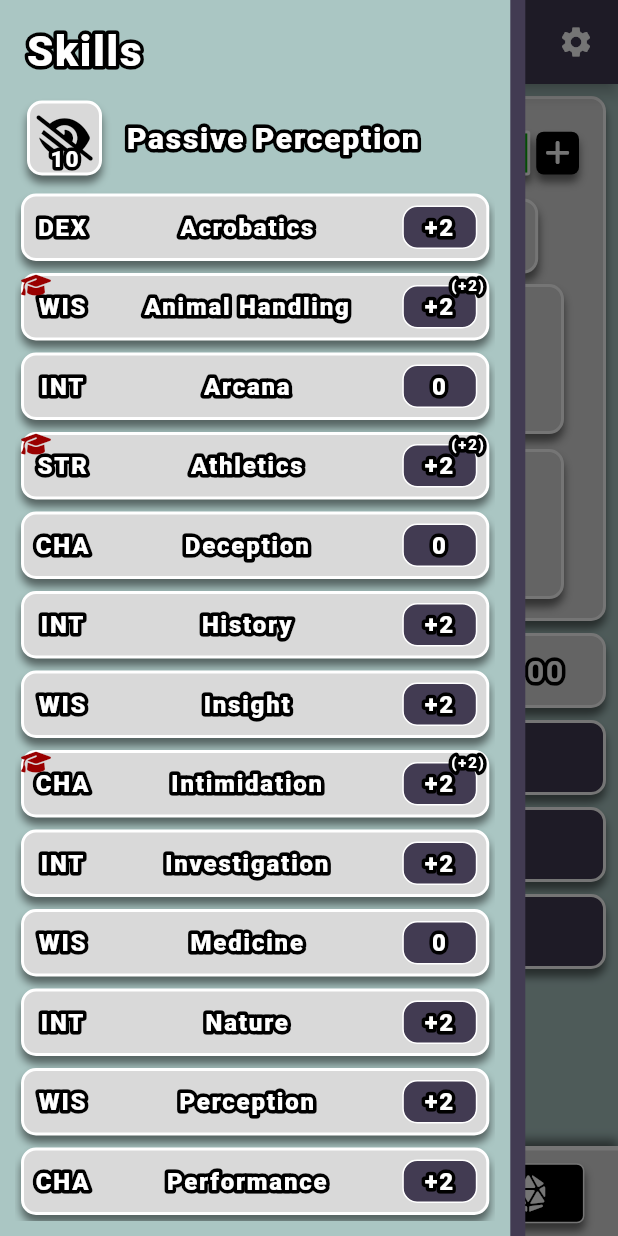
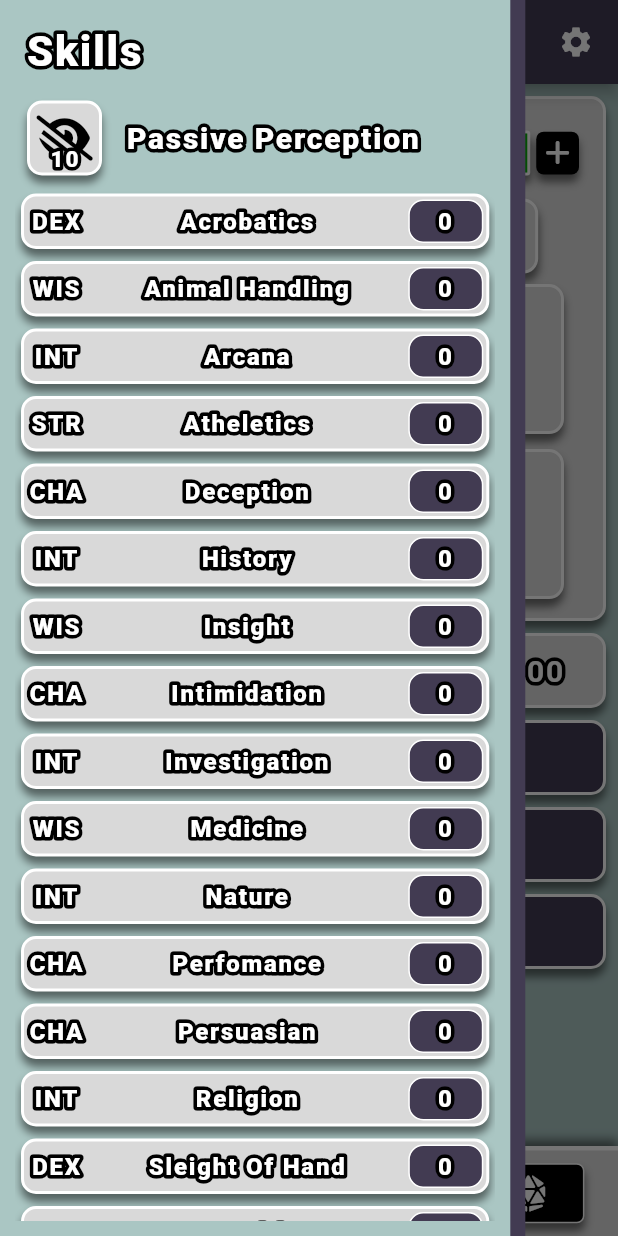
Before and after one commit to dompetriella/Player-Watchtower, a Flutter app: the screen it shows after launch, with the side drawer open, on a phone screen of 412 x 824 dp. Run offline on Flutter 3.47's test engine with Material 2 defaults, Android fonts, the phone set to English and light mode, and no system bars; drawn by our look-alikes of bordered_text; our stand-ins replace flutter_inset_box_shadow, flutter_riverpod, font_awesome_flutter, freezed_annotation, hexcolor.

Commit message:
implemented skills to the skill drawer

```diff
--- a/lib/models/player.dart
+++ b/lib/models/player.dart
@@ -28,8 +28,38 @@ class Player with _$Player {
     @Default(10) int intellegence,
     @Default(10) int wisdom,
     @Default(10) int charisma,
-    // @Default(PlayerSkill(skillName: 'acrobatics', skillType: 'strength'))
-    //     acrobatics,
+    @Default(PlayerSkill(skillName: 'acrobatics', skillType: 'dexterity'))
+        acrobatics,
+    @Default(PlayerSkill(skillName: 'animalHandling', skillType: 'wisdom'))
+        animalHandling,
+    @Default(PlayerSkill(skillName: 'arcana', skillType: 'intellegence'))
+        arcana,
+    @Default(PlayerSkill(skillName: 'atheletics', skillType: 'strength'))
+        atheletics,
+    @Default(PlayerSkill(skillName: 'deception', skillType: 'charisma'))
+        deception,
+    @Default(PlayerSkill(skillName: 'history', skillType: 'intellgence'))
+        history,
+    @Default(PlayerSkill(skillName: 'insight', skillType: 'wisdom')) insight,
+    @Default(PlayerSkill(skillName: 'intimidation', skillType: 'charisma'))
+        intimidation,
+    @Default(PlayerSkill(skillName: 'investigation', skillType: 'intellegence'))
+        investigation,
+    @Default(PlayerSkill(skillName: 'medicine', skillType: 'wisdom')) medicine,
+    @Default(PlayerSkill(skillName: 'nature', skillType: 'intellegence'))
+        nature,
+    @Default(PlayerSkill(skillName: 'perception', skillType: 'wisdom'))
+        perception,
+    @Default(PlayerSkill(skillName: 'perfomance', skillType: 'charisma'))
+        perfomance,
+    @Default(PlayerSkill(skillName: 'persuasian', skillType: 'charisma'))
+        persuasian,
+    @Default(PlayerSkill(skillName: 'religion', skillType: 'intellegence'))
+        religion,
+    @Default(PlayerSkill(skillName: 'sleightOfHand', skillType: 'dexterity'))
+        sleightOfHand,
+    @Default(PlayerSkill(skillName: 'stealth', skillType: 'dexterity')) stealth,
+    @Default(PlayerSkill(skillName: 'survival', skillType: 'wisdom')) survival,
   }) = _Player;
 
   factory Player.fromJson(Map<String, dynamic> json) => _$PlayerFromJson(json);
--- a/lib/models/playerSkill.dart
+++ b/lib/models/playerSkill.dart
@@ -9,6 +9,7 @@ class PlayerSkill with _$PlayerSkill {
   const factory PlayerSkill({
     required String skillName,
     required String skillType,
+    @Default(0) int skillModifier,
     @Default(false) bool isProficient,
     @Default(true) bool autoCalculated,
   }) = _PlayerSkill;
--- a/lib/pages/QuickSelect/components/base_card.dart
+++ b/lib/pages/QuickSelect/components/base_card.dart
@@ -33,9 +33,11 @@ class BaseCard extends ConsumerWidget {
               child: Row(
                 mainAxisAlignment: MainAxisAlignment.spaceBetween,
                 children: [
-                  FaIcon(
-                    FontAwesomeIcons.cloud,
-                    size: 40,
+                  GestureDetector(
+                    child: FaIcon(
+                      FontAwesomeIcons.cloud,
+                      size: 40,
+                    ),
                   ),
                   HealthBarWithButtons(
                     healthbarWidth: 220,
--- a/lib/pages/QuickSelect/drawer/skill.dart
+++ b/lib/pages/QuickSelect/drawer/skill.dart
@@ -2,23 +2,54 @@ import 'package:flutter/material.dart';
 import 'package:flutter_riverpod/flutter_riverpod.dart';
 import 'package:font_awesome_flutter/font_awesome_flutter.dart';
 import 'package:player_watchtower/global_components/stroke_text.dart';
+import 'package:player_watchtower/models/playerSkill.dart';
 import 'package:player_watchtower/providers/theme.dart';
 
+import '../../../functions/calculations.dart';
+import '../../../providers/page.dart';
+import '../../../providers/player.dart';
+
 class Skill extends ConsumerWidget {
-  final String skillType;
-  final String text;
-  final String modifier;
-  final bool isProficient;
-  const Skill({
-    super.key,
-    required this.skillType,
-    required this.modifier,
-    required this.text,
-    this.isProficient = false,
-  });
+  final PlayerSkill playerSkill;
+  const Skill({super.key, required this.playerSkill});
 
   @override
   Widget build(BuildContext context, WidgetRef ref) {
+    String formatSkillTypeString(String skillType) {
+      return skillType.substring(0, 3).toUpperCase();
+    }
+
+    String formatSkillNameString(String text) {
+      return text.replaceAllMapped(RegExp(r'^([a-z])|[A-Z]'),
+          (Match m) => m[1] == null ? " ${m[0]}" : m[1]!.toUpperCase());
+    }
+
+    String formatSkillModifierString(PlayerSkill skill) {
+      if (ref.watch(autoCalculate)) {
+        switch (skill.skillType) {
+          case 'strength':
+            return displayValue(
+                getAbilityScoreModifier(ref.watch(playerProvider).strength));
+          case 'dexterity':
+            return displayValue(
+                getAbilityScoreModifier(ref.watch(playerProvider).dexterity));
+          case 'constitution':
+            return displayValue(getAbilityScoreModifier(
+                ref.watch(playerProvider).constitution));
+          case 'intellegence':
+            return displayValue(getAbilityScoreModifier(
+                ref.watch(playerProvider).intellegence));
+          case 'wisdom':
+            return displayValue(
+                getAbilityScoreModifier(ref.watch(playerProvider).wisdom));
+          case 'charisma':
+            return displayValue(
+                getAbilityScoreModifier(ref.watch(playerProvider).charisma));
+        }
+      }
+      return displayValue(skill.skillModifier);
+    }
+
     return Padding(
       padding: const EdgeInsets.all(4.0),
       child: Stack(
@@ -31,7 +62,7 @@ class Skill extends ConsumerWidget {
                     color: ref.watch(themeProvider).outline, width: 2),
                 boxShadow: [ref.watch(themeProvider).shadow]),
             child: Padding(
-              padding: const EdgeInsets.all(6.0),
+              padding: const EdgeInsets.all(2.0),
               child: Row(
                 mainAxisAlignment: MainAxisAlignment.spaceBetween,
                 children: [
@@ -40,7 +71,7 @@ class Skill extends ConsumerWidget {
                     child: Padding(
                       padding: const EdgeInsets.fromLTRB(0, 4, 0, 4),
                       child: StrokeText(
-                        text: skillType.toUpperCase(),
+                        text: formatSkillTypeString(playerSkill.skillType),
                         size: 16,
                       ),
                     ),
@@ -50,7 +81,7 @@ class Skill extends ConsumerWidget {
                     child: Padding(
                       padding: const EdgeInsets.fromLTRB(0, 4, 0, 4),
                       child: StrokeText(
-                        text: text,
+                        text: formatSkillNameString(playerSkill.skillName),
                         size: 16,
                       ),
                     ),
@@ -68,19 +99,20 @@ class Skill extends ConsumerWidget {
                           padding: const EdgeInsets.fromLTRB(0, 4, 0, 4),
                           child: Center(
                             child: StrokeText(
-                              text: modifier,
+                              text: formatSkillModifierString(playerSkill),
                               size: 16,
                             ),
                           ),
                         ),
                       ),
-                      if (isProficient)
+                      if (playerSkill.isProficient)
                         Positioned(
                           top: -5,
                           right: -5,
                           child: StrokeText(
-                            text: "(+2)",
-                            size: 10,
+                            text: displayValue(
+                                ref.watch(playerProvider).proficiency),
+                            size: 12,
                           ),
                         )
                     ],
@@ -89,7 +121,7 @@ class Skill extends ConsumerWidget {
               ),
             ),
           ),
-          if (isProficient)
+          if (playerSkill.isProficient)
             FaIcon(
               FontAwesomeIcons.graduationCap,
               size: 16,
--- a/lib/pages/QuickSelect/drawer/skills_list.dart
+++ b/lib/pages/QuickSelect/drawer/skills_list.dart
@@ -1,102 +1,69 @@
 import 'package:flutter/material.dart';
+import 'package:flutter_riverpod/flutter_riverpod.dart';
+import 'package:player_watchtower/functions/calculations.dart';
+import 'package:player_watchtower/models/playerSkill.dart';
+import 'package:player_watchtower/providers/page.dart';
+import 'package:player_watchtower/providers/player.dart';
 
 import 'skill.dart';
 
-class SkillsList extends StatelessWidget {
+class SkillsList extends ConsumerWidget {
   const SkillsList({super.key});
 
   @override
-  Widget build(BuildContext context) {
+  Widget build(BuildContext context, WidgetRef ref) {
     return Column(
-      children: const [
+      children: [
         Skill(
-          skillType: "DEX",
-          text: "Acrobatics",
-          modifier: "+2",
+          playerSkill: ref.watch(playerProvider).acrobatics,
         ),
         Skill(
-          skillType: "WIS",
-          modifier: "+2",
-          text: "Animal Handling",
-          isProficient: true,
-        ),
-        Skill(skillType: "INT", modifier: "0", text: "Arcana"),
-        Skill(
-          skillType: "STR",
-          modifier: "+2",
-          text: "Athletics",
-          isProficient: true,
+          playerSkill: ref.watch(playerProvider).animalHandling,
         ),
         Skill(
-          skillType: "CHA",
-          modifier: "0",
-          text: "Deception",
+          playerSkill: ref.watch(playerProvider).arcana,
         ),
         Skill(
-          skillType: "Int",
-          modifier: "+2",
-          text: "History",
+          playerSkill: ref.watch(playerProvider).atheletics,
         ),
         Skill(
-          skillType: "WIS",
-          modifier: "+2",
-          text: "Insight",
+          playerSkill: ref.watch(playerProvider).deception,
         ),
         Skill(
-          skillType: "CHA",
-          modifier: "+2",
-          text: "Intimidation",
-          isProficient: true,
+          playerSkill: ref.watch(playerProvider).history,
         ),
         Skill(
-          skillType: "INT",
-          modifier: "+2",
-          text: "Investigation",
+          playerSkill: ref.watch(playerProvider).insight,
         ),
         Skill(
-          skillType: "WIS",
-          modifier: "0",
-          text: "Medicine",
+          playerSkill: ref.watch(playerProvider).intimidation,
         ),
         Skill(
-          skillType: "Int",
-          modifier: "+2",
-          text: "Nature",
+          playerSkill: ref.watch(playerProvider).investigation,
         ),
         Skill(
-          skillType: "WIS",
-          modifier: "+2",
-          text: "Perception",
+          playerSkill: ref.watch(playerProvider).medicine,
         ),
         Skill(
-          skillType: "CHA",
-          modifier: "+2",
-          text: "Performance",
+          playerSkill: ref.watch(playerProvider).nature,
         ),
         Skill(
-          skillType: "CHA",
-          modifier: "+2",
-          text: "Persuasion",
+          playerSkill: ref.watch(playerProvider).perfomance,
         ),
         Skill(
-          skillType: "INT",
-          modifier: "+2",
-          text: "Religion",
+          playerSkill: ref.watch(playerProvider).persuasian,
         ),
         Skill(
-          skillType: "DEX",
-          modifier: "+2",
-          text: "Sleight of Hand",
+          playerSkill: ref.watch(playerProvider).religion,
         ),
         Skill(
-          skillType: "DEX",
-          modifier: "+2",
-          text: "Stealth",
+          playerSkill: ref.watch(playerProvider).sleightOfHand,
         ),
         Skill(
-          skillType: "WIS",
-          modifier: "+2",
-          text: "Survival",
+          playerSkill: ref.watch(playerProvider).stealth,
+        ),
+        Skill(
+          playerSkill: ref.watch(playerProvider).survival,
         ),
       ],
     );
--- a/lib/pages/Stats/statsEntries.dart
+++ b/lib/pages/Stats/statsEntries.dart
@@ -156,17 +156,18 @@ class ScoreStatsEntries extends ConsumerWidget {
   }
 }
 
-class SkillsStatsEntries extends StatelessWidget {
+class SkillsStatsEntries extends ConsumerWidget {
   const SkillsStatsEntries({super.key});
 
   @override
-  Widget build(BuildContext context) {
+  Widget build(BuildContext context, WidgetRef ref) {
     return Column(
       children: [
-        // StatsEntry(
-        //   title: 'Athletics',
-        //   entry: '+2',
-        // ),
+        StatsEntry(
+          title: 'Acrobatics',
+          provider: ref.watch(playerProvider).acrobatics.skillModifier,
+          statPropertyName: ref.watch(playerProvider).acrobatics.skillName,
+        ),
         // StatsEntry(
         //   title: 'Animal Handling',
         //   entry: '+1',
--- a/lib/pages/Stats/stats_page.dart
+++ b/lib/pages/Stats/stats_page.dart
@@ -36,6 +36,9 @@ class StatsPage extends ConsumerWidget {
                 text: "Ability Scores",
                 statsEntries: ScoreStatsEntries(),
                 expandedProvider: statsScoresExpanded),
+            if (!ref.watch(autoCalculate))
+              Column(
+                children: [
                   Divider(
                     thickness: 0,
                     height: 10,
@@ -44,6 +47,8 @@ class StatsPage extends ConsumerWidget {
                       text: "Skills",
                       statsEntries: SkillsStatsEntries(),
                       expandedProvider: statsSkillsExpanded),
+                ],
+              ),
             Divider(
               thickness: 0,
               height: 10,
--- a/lib/providers/player.dart
+++ b/lib/providers/player.dart
@@ -16,6 +16,17 @@ class PlayerNotifier extends StateNotifier<Player> {
       adjustedValue = int.parse(newValue);
     }
     playerJson[propertyName] = adjustedValue;
+    state = Player.fromJson(playerJson);
+  }
+
+  void modifyPlayerSkill(
+      String skillName, String skillProperty, var newValue, Type propertyType) {
+    var playerJson = state.toJson();
+    var adjustedValue = newValue;
+    if (propertyType == int) {
+      adjustedValue = int.parse(newValue);
+    }
+    playerJson[skillName][skillProperty] = adjustedValue;
     state = Player.fromJson(playerJson);
   }
 
```
Also changed, not shown: lib/models/player.freezed.dart, lib/models/player.g.dart, lib/models/playerSkill.freezed.dart, lib/models/playerSkill.g.dart, 3 other files. Lines whose indentation alone changed are shown as unchanged.
